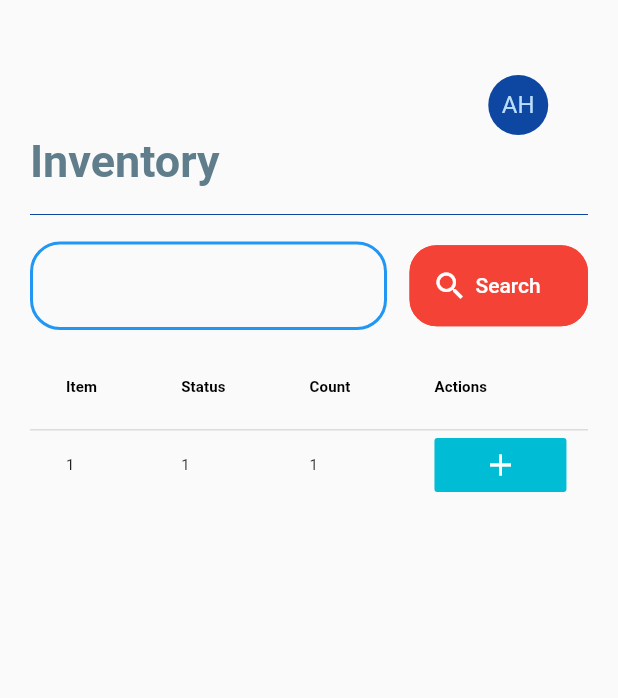
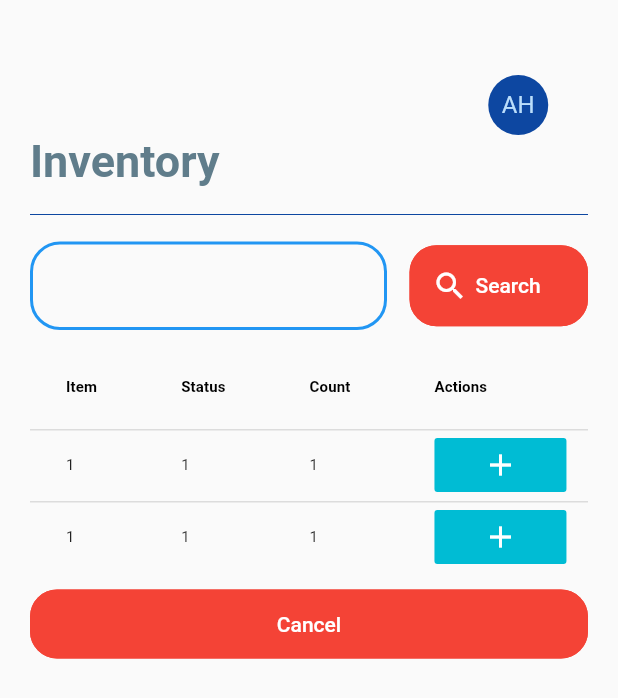
Before and after one commit to nethsaraLiyanage/CSSE-Project, a Flutter app: the Inventory screen opened by its route, on a phone screen of 412 x 824 dp. Shown: the top 698 px of the screen. Run offline on Flutter 3.47's test engine with Material 2 defaults, Android fonts, the phone set to English and light mode, and no system bars.

Commit message:
Update Inventory.dart
UI 100%

```diff
--- a/mobile_app/csse_app/lib/pages/Inventory.dart
+++ b/mobile_app/csse_app/lib/pages/Inventory.dart
@@ -158,10 +158,67 @@ class Inventory extends StatelessWidget {
                             ),
                           ),
                         ]),
+                        DataRow(cells: [
+                          DataCell(Text('1', style: TextStyle(fontSize: 10))),
+                          DataCell(Text('1', style: TextStyle(fontSize: 10))),
+                          DataCell(Text('1', style: TextStyle(fontSize: 10))),
+                          DataCell(
+                            Center(
+                              child: Column(
+                                mainAxisAlignment: MainAxisAlignment.center,
+                                children: <Widget>[
+                                  FlatButton(
+                                    textColor: Colors.white,
+                                    //height: 60.0,
+                                    color: Colors.cyan,
+                                    onPressed: () {},
+                                    child: Column(
+                                      mainAxisAlignment:
+                                          MainAxisAlignment.center,
+                                      children: [
+                                        Padding(
+                                          padding: const EdgeInsets.all(0.0),
+                                          child: Icon(
+                                            Icons.add,
+                                            color: Colors.white,
+                                          ),
+                                        )
+                                      ],
+                                    ),
+                                  ),
+                                ],
+                              ),
+                            ),
+                          ),
+                        ]),
                       ],
                     )
                   ],
                 ),
+              ),
+              space10(),
+              Row(
+                children: [
+                  Expanded(
+                    flex: 1,
+                    child: TextButton(
+                      child: Text('Cancel'),
+                      style: ButtonStyle(
+                          padding: MaterialStateProperty.all<EdgeInsets>(
+                              EdgeInsets.all(15)),
+                          foregroundColor:
+                              MaterialStateProperty.all<Color>(Colors.white),
+                          backgroundColor:
+                              MaterialStateProperty.all(Colors.red),
+                          shape:
+                              MaterialStateProperty.all<RoundedRectangleBorder>(
+                                  RoundedRectangleBorder(
+                                      borderRadius: BorderRadius.circular(18.0),
+                                      side: BorderSide(color: Colors.red)))),
+                      onPressed: () => {Navigator.pushNamed(context, '/dash')},
+                    ),
+                  )
+                ],
               )
             ],
           ),
```
